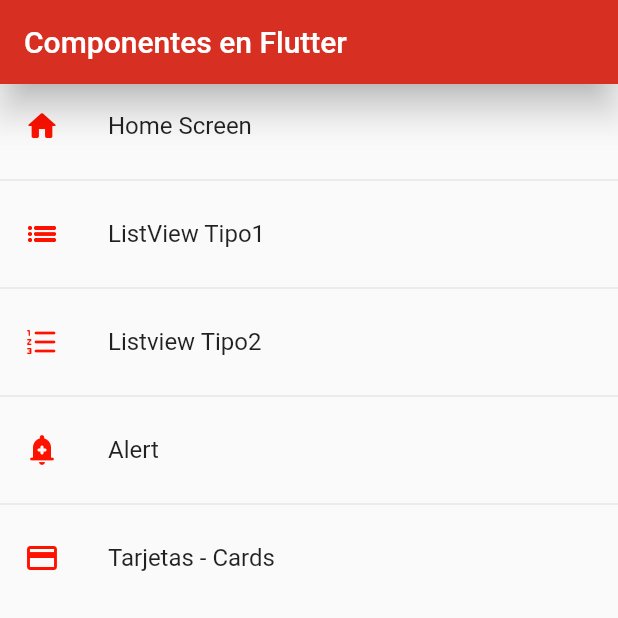
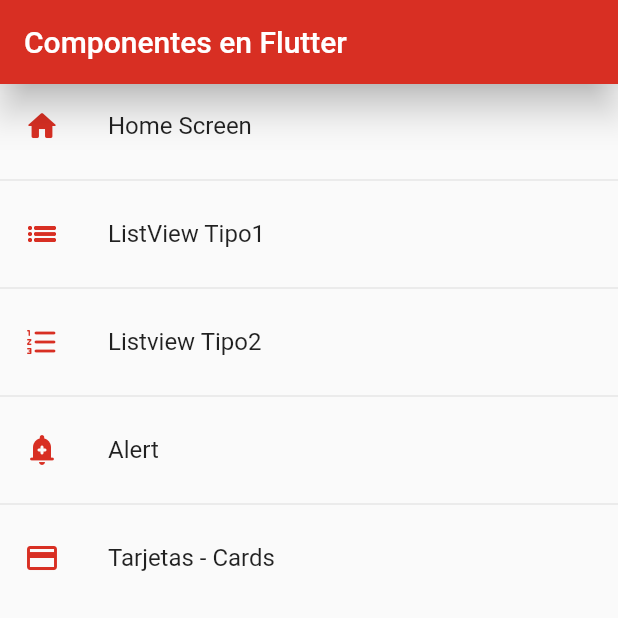
Before and after one commit to VioMoreno/fl_components_course, a Flutter app: the screen it shows after launch, on a phone screen of 412 x 824 dp, the top half of it. Run offline on Flutter 3.47's test engine with Material 2 defaults, Android fonts, the phone set to English and light mode, and no system bars.

Commit message:
theme app

```diff
--- a/lib/main.dart
+++ b/lib/main.dart
@@ -1,5 +1,6 @@
 import 'package:fl_componentes/router/app_routes.dart';
 import 'package:fl_componentes/screens/screens.dart';
+import 'package:fl_componentes/themes/app_theme.dart';
 
 void main() => runApp(const MyApp());
 
@@ -11,11 +12,10 @@ class MyApp extends StatelessWidget {
     return  MaterialApp(
       debugShowCheckedModeBanner: false,
       title: 'Material App',
-      //home: const CardScreen(),
       initialRoute: AppRoutes.initialRoute,
       routes: AppRoutes.getAppRoutes(),
-      onGenerateRoute: AppRoutes.onGenerateRoute
-
+      onGenerateRoute: AppRoutes.onGenerateRoute,
+      theme: AppTheme.lightTheme
     );
   }
 }
--- a/lib/screens/home.dart
+++ b/lib/screens/home.dart
@@ -1,5 +1,6 @@
 import 'package:fl_componentes/router/app_routes.dart';
 import 'package:fl_componentes/screens/screens.dart';
+import 'package:fl_componentes/themes/app_theme.dart';
 import 'package:flutter/material.dart';
 
 class HomeScreen extends StatelessWidget {
@@ -17,7 +18,7 @@ class HomeScreen extends StatelessWidget {
       body: ListView.separated(
         itemBuilder: (context, index) =>  ListTile(
           title:  Text(AppRoutes.menuOptions[index].name),
-          leading: Icon(AppRoutes.menuOptions[index].icon, color: Color.fromARGB(255, 255, 17, 0)),
+          leading: Icon(AppRoutes.menuOptions[index].icon, color: AppTheme.primary),
           onTap: () {
 
             // final route = MaterialPageRoute(builder: (context) => const Listview2Screen());
--- /dev/null
+++ b/lib/themes/app_theme.dart
@@ -0,0 +1,15 @@
+import 'package:fl_componentes/screens/screens.dart';
+
+class AppTheme {
+
+static const Color primary = Color.fromARGB(255, 216, 47, 35);
+
+static final ThemeData lightTheme = ThemeData.light().copyWith(
+        primaryColor: const Color.fromARGB(255, 216, 47, 35),
+        appBarTheme: const AppBarTheme(
+          color: Color.fromARGB(255, 216, 47, 35),
+          elevation: 10,
+        )
+      );
+
+}
```
